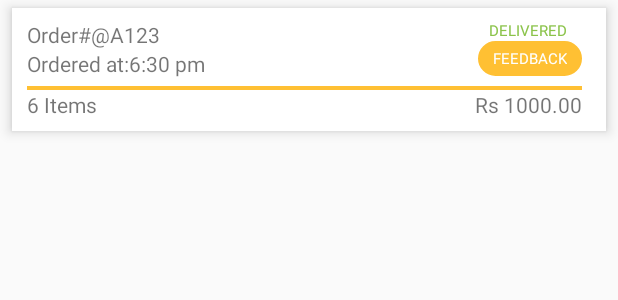
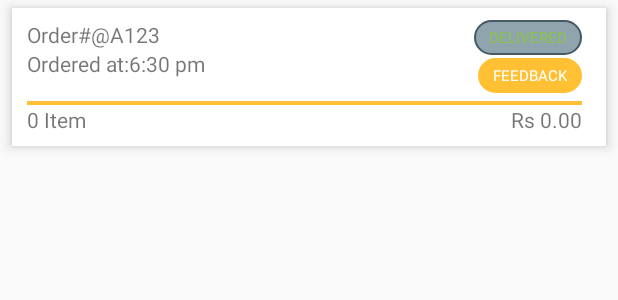
Before and after one commit to Dummyurl/GrannyzHut, an Android app: the layout item_order.xml on its own in the app's theme, with its tools: preview values and no code run, on a phone screen of 412 x 824 dp. Shown: the top 300 px of the screen. Run offline under Robolectric (Android 15) with nearby library versions, the phone set to English and light mode, and no system bars.

```diff
--- /dev/null
+++ b/app/src/main/res/drawable/round_tv_orderstatus.xml
@@ -0,0 +1,18 @@
+<?xml version="1.0" encoding="utf-8"?>
+<shape xmlns:android="http://schemas.android.com/apk/res/android"
+    android:shape="rectangle" >
+
+    <solid android:color="#90A4AE"/>
+
+    <corners android:radius="20dp" />
+
+    <padding
+        android:bottom="5dp"
+        android:top="5dp"
+        android:left="10dp"
+        android:right="10dp"/>
+
+    <stroke
+        android:width="1dp"
+        android:color="@color/blue_grey" />
+</shape>
--- a/app/src/main/res/layout/item_order.xml
+++ b/app/src/main/res/layout/item_order.xml
@@ -29,16 +29,18 @@
            android:text="Order#@A123"/>
 
        <TextView
-           android:id="@+id/tvOrderTime"
+           android:id="@+id/tvOrderTimeStamp"
            android:layout_width="wrap_content"
            android:layout_height="wrap_content"
            android:layout_below="@+id/tvOrderId"
            android:text="Ordered at:6:30 pm"/>
 
        <TextView
-           android:id="@+id/tvStatus"
+           android:id="@+id/tvOrderStatus"
            android:layout_width="wrap_content"
            android:layout_height="wrap_content"
+           android:background="@drawable/round_tv_orderstatus"
+           android:layout_marginBottom="2dp"
            android:layout_alignParentRight="true"
            android:paddingRight="10dp"
            android:text="Delivered"
@@ -51,7 +53,7 @@
            android:layout_width="wrap_content"
            android:layout_height="wrap_content"
            android:layout_alignParentRight="true"
-           android:layout_below="@+id/tvStatus"
+           android:layout_below="@+id/tvOrderStatus"
            android:background="@drawable/round_tv_bg"
            android:text="Feedback"
            android:textSize="10sp"
@@ -71,43 +73,43 @@
            android:visibility="gone"/>
 
        <View
-           android:id="@+id/view1"
+           android:id="@+id/orderedItems"
            android:layout_width="match_parent"
            android:layout_height="1dp"
-           android:layout_below="@+id/tvOrderTime"
+           android:layout_below="@+id/tvFeedback"
            android:layout_marginTop="5dp"
            android:background="@color/colorPrimary"/>
 
        <android.support.v7.widget.RecyclerView
-           android:id="@+id/rvItems"
+           android:id="@+id/rvOrderedItems"
            android:layout_width="match_parent"
            android:layout_height="wrap_content"
-           android:layout_below="@+id/view1"
+           android:layout_below="@+id/orderedItems"
            android:nestedScrollingEnabled="false"
            android:scrollbars="none"
            app:layoutManager="android.support.v7.widget.LinearLayoutManager"/>
 
        <View
-           android:id="@+id/view2"
+           android:id="@+id/orderItemsAndTotalItemsDividerBar"
            android:layout_width="match_parent"
            android:layout_height="1dp"
-           android:layout_below="@+id/rvItems"
+           android:layout_below="@+id/rvOrderedItems"
            android:background="@color/colorPrimary"/>
 
        <TextView
            android:id="@+id/tvItemCount"
            android:layout_width="wrap_content"
            android:layout_height="wrap_content"
-           android:layout_below="@+id/view2"
-           android:text="6 Items"/>
+           android:layout_below="@+id/orderItemsAndTotalItemsDividerBar"
+           android:text="0 Item"/>
 
        <TextView
            android:id="@+id/tvTotalPrice"
            android:layout_width="wrap_content"
            android:layout_height="wrap_content"
-           android:layout_below="@+id/view2"
+           android:layout_below="@+id/orderItemsAndTotalItemsDividerBar"
            android:layout_alignParentRight="true"
-           android:text="Rs 1000.00"/>
+           android:text="Rs 0.00"/>
 
    </RelativeLayout>
 
--- a/app/src/main/res/values/strings.xml
+++ b/app/src/main/res/values/strings.xml
@@ -1,7 +1,7 @@
 <resources>
     <string name="app_name">GrannyzHut</string>
     <string name="map_api_key">AIzaSyB7Ing6GdkgoE_QOKXBirnpj3KfSOdnbY0</string>
-    <string name="facebook_app_id">AIzaSyB7Ing6GdkgoE_QOKXBirnpj3KfSOdnbY0</string>
+    <string name="facebook_app_id">2061733097372915</string>
 
 	<string name="section_format">Page %1$d</string>
 
```
Also changed, not shown: app/src/main/AndroidManifest.xml (+9 -4 lines), app/src/main/java/com/complexgene/eatbud/adapter/OrderAdapter.java (+34 -46 lines), app/src/main/java/com/complexgene/eatbud/model/AddressDetails.java (added, +107 -0 lines), app/src/main/java/com/complexgene/eatbud/model/OrderDetails.java (added, +82 -0 lines).
